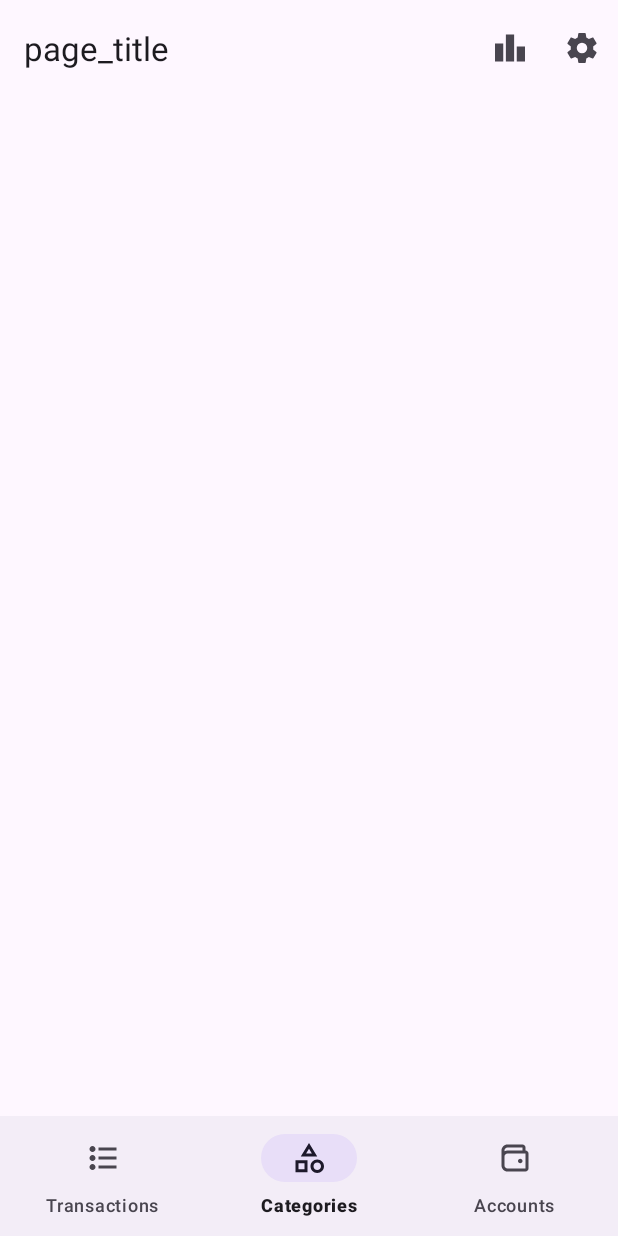
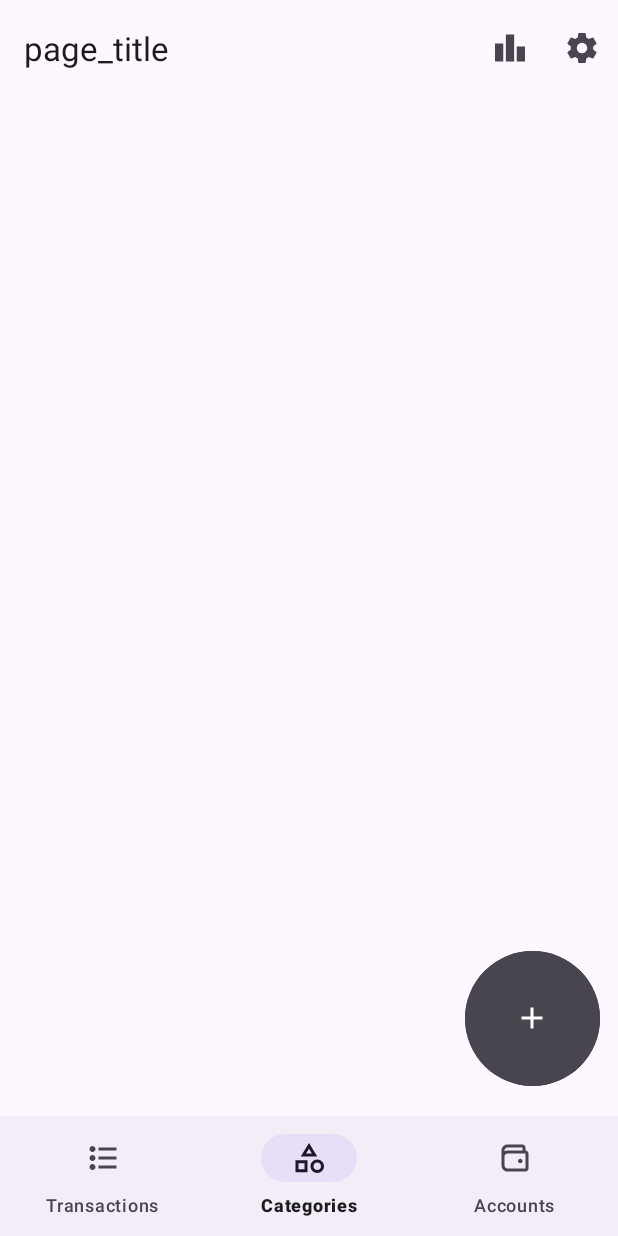
Before and after one commit to jaczanet/Expenses, an Android app: the screen it shows after launch (MainActivity), item 2 of the bottom bar chosen, on a phone screen of 412 x 824 dp. Run offline under Robolectric (Android 15) with nearby library versions, the phone set to English and light mode, and no system bars.

Commit message:
CategoryFragment layout with RecyclerView and add button

```diff
--- a/app/src/main/res/layout/fragment_category.xml
+++ b/app/src/main/res/layout/fragment_category.xml
@@ -1,8 +1,30 @@
 <?xml version="1.0" encoding="utf-8"?>
 <FrameLayout xmlns:android="http://schemas.android.com/apk/res/android"
     xmlns:tools="http://schemas.android.com/tools"
+    xmlns:app="http://schemas.android.com/apk/res-auto"
+    tools:context=".ui.fragment.CategoryFragment"
     android:layout_width="match_parent"
-    android:layout_height="match_parent"
-    tools:context=".ui.fragment.CategoryFragment">
+    android:layout_height="match_parent">
 
+    <androidx.recyclerview.widget.RecyclerView
+        android:id="@+id/categoriesRecyclerView"
+        android:layout_width="match_parent"
+        android:layout_height="match_parent"/>
+
+    <Button
+        android:id="@+id/addCategoryBtn"
+        android:layout_width="90dp"
+        android:layout_height="90dp"
+        android:layout_gravity="bottom|end"
+        android:layout_marginEnd="12dp"
+        android:layout_marginBottom="100dp"
+        android:insetLeft="0dp"
+        android:insetTop="0dp"
+        android:insetRight="0dp"
+        android:insetBottom="0dp"
+        android:backgroundTint="?attr/colorOnSurfaceVariant"
+        app:icon="@drawable/ic_add"
+        app:iconGravity="textStart"
+        app:iconPadding="0dp"
+        app:iconSize="0dp"/>
 </FrameLayout>
```
